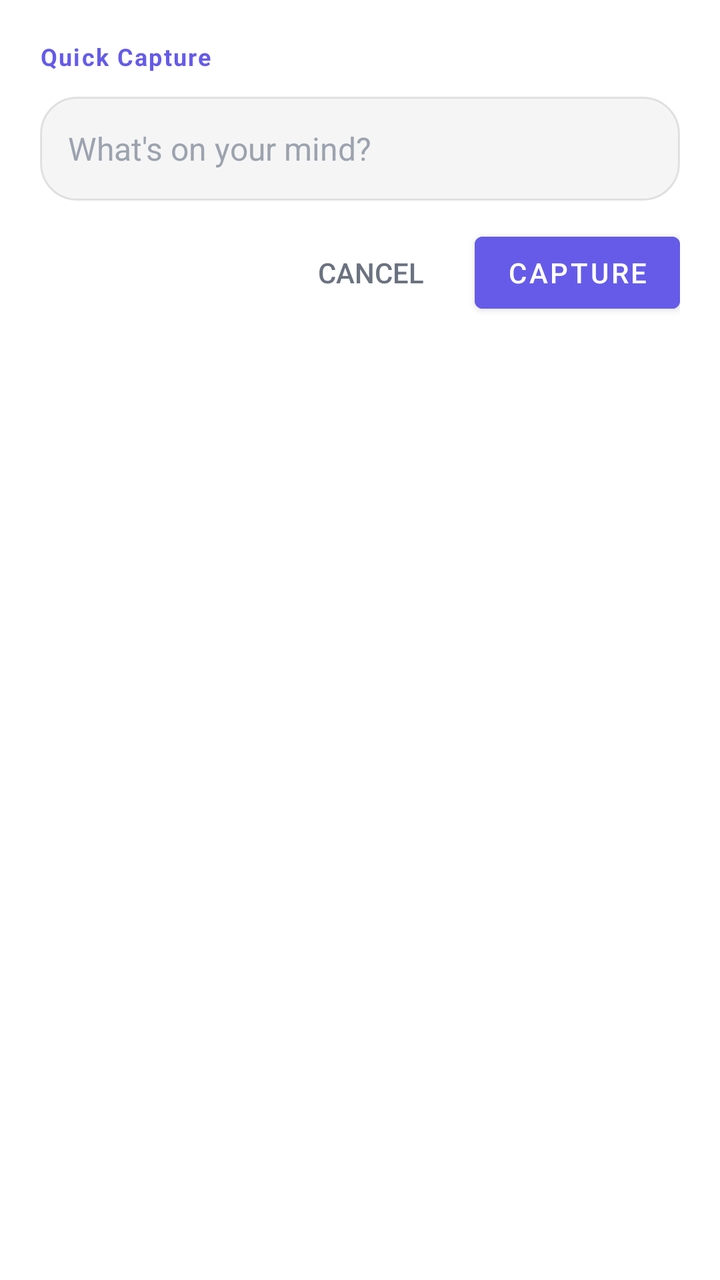
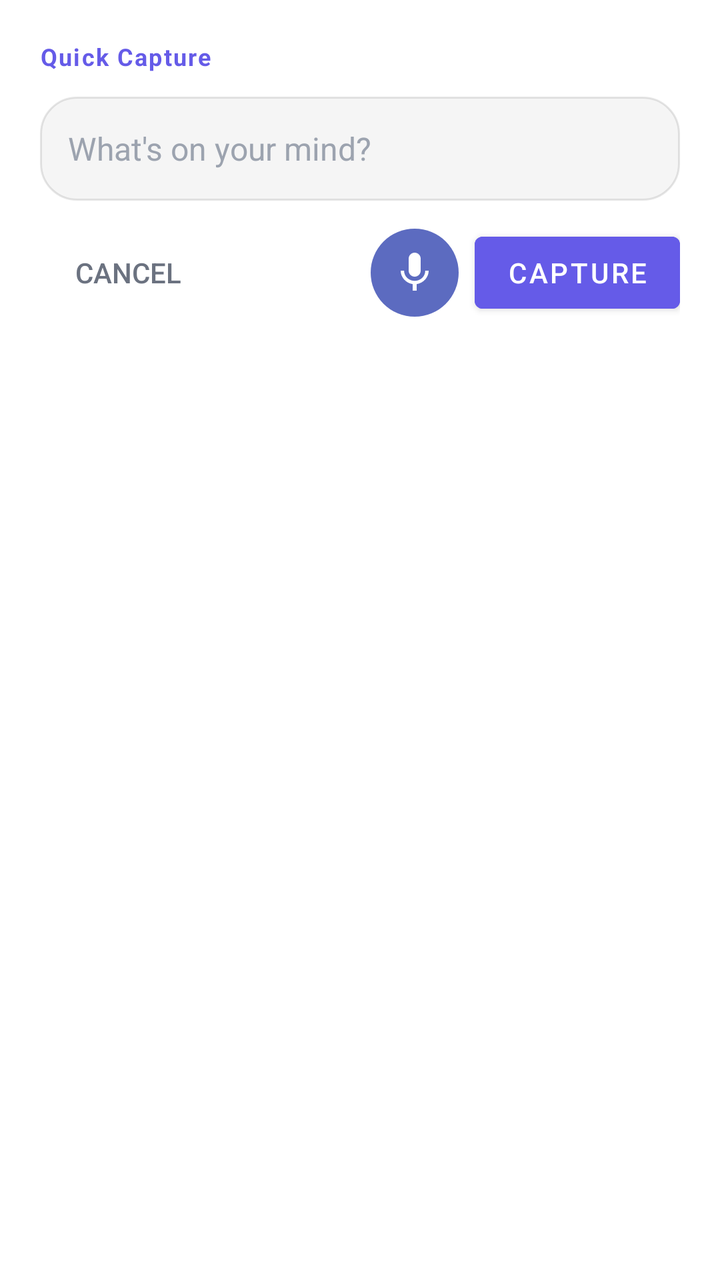

Before-and-after screenshots of an Android layout around one commit, followed by the original layout XML and the change that was made.
<!-- AndroidManifest.xml: application theme Theme.jot -->
<!-- res/layout/activity_text_capture.xml -->
<?xml version="1.0" encoding="utf-8"?>
<LinearLayout xmlns:android="http://schemas.android.com/apk/res/android"
    android:layout_width="match_parent"
    android:layout_height="wrap_content"
    android:orientation="vertical"
    android:padding="20dp"
    android:background="#FFFFFFFF">

    <TextView
        android:layout_width="wrap_content"
        android:layout_height="wrap_content"
        android:text="Quick Capture"
        android:textColor="#FF655BE8"
        android:textSize="12sp"
        android:textStyle="bold"
        android:letterSpacing="0.06"
        android:layout_marginBottom="12dp" />

    <EditText
        android:id="@+id/capture_input"
        android:layout_width="match_parent"
        android:layout_height="wrap_content"
        android:minHeight="52dp"
        android:textSize="16sp"
        android:textColor="#FF171717"
        android:hint="What's on your mind?"
        android:textColorHint="#FF9CA3AF"
        android:background="@drawable/capture_field_bg"
        android:paddingStart="14dp"
        android:paddingEnd="14dp"
        android:paddingTop="12dp"
        android:paddingBottom="12dp"
        android:inputType="textCapSentences|textMultiLine"
        android:maxLines="5"
        android:imeOptions="actionDone" />

    <LinearLayout
        android:layout_width="match_parent"
        android:layout_height="wrap_content"
        android:orientation="horizontal"
        android:gravity="end"
        android:layout_marginTop="12dp">

        <Button
            android:id="@+id/capture_cancel"
            style="?android:attr/borderlessButtonStyle"
            android:layout_width="wrap_content"
            android:layout_height="wrap_content"
            android:text="Cancel"
            android:textColor="#FF6B7280"
            android:textSize="14sp" />

        <Button
            android:id="@+id/capture_submit"
            android:layout_width="wrap_content"
            android:layout_height="wrap_content"
            android:text="Capture"
            android:backgroundTint="#FF655BE8"
            android:textColor="#FFFFFFFF"
            android:textSize="14sp"
            android:layout_marginStart="8dp" />

    </LinearLayout>

</LinearLayout>
<!-- resources referenced by this layout -->
<resources>
  <!-- drawable capture_field_bg (drawable) -->
  <?xml version="1.0" encoding="utf-8"?>
  <shape xmlns:android="http://schemas.android.com/apk/res/android"
      android:shape="rectangle">
      <solid android:color="#FFF5F5F5" />
      <corners android:radius="18dp" />
      <stroke android:width="1dp" android:color="#1A000000" />
  </shape>
  <style name="Theme.jot" parent="Theme.MaterialComponents.DayNight.NoActionBar">
          
      </style>
</resources>

<!-- the commit's change to res/layout/activity_text_capture.xml (unified diff, before → after) -->
@@ -38,7 +38,7 @@
         android:layout_width="match_parent"
         android:layout_height="wrap_content"
         android:orientation="horizontal"
-        android:gravity="end"
+        android:gravity="center_vertical"
         android:layout_marginTop="12dp">
 
         <Button
@@ -50,6 +50,22 @@
             android:textColor="#FF6B7280"
             android:textSize="14sp" />
 
+        <View
+            android:layout_width="0dp"
+            android:layout_height="0dp"
+            android:layout_weight="1" />
+
+        <ImageButton
+            android:id="@+id/capture_mic"
+            android:layout_width="44dp"
+            android:layout_height="44dp"
+            android:background="@drawable/capture_button_bg"
+            android:contentDescription="Voice input"
+            android:scaleType="center"
+            android:src="@drawable/ic_mic"
+            android:tint="#FFFFFFFF"
+            android:layout_marginEnd="8dp" />
+
         <Button
             android:id="@+id/capture_submit"
             android:layout_width="wrap_content"
@@ -57,8 +73,7 @@
             android:text="Capture"
             android:backgroundTint="#FF655BE8"
             android:textColor="#FFFFFFFF"
-            android:textSize="14sp"
-            android:layout_marginStart="8dp" />
+            android:textSize="14sp" />
 
     </LinearLayout>
 
<!-- resource entries referenced after the edit -->
@@ -1,5 +1,11 @@
 <!-- resources referenced by this layout -->
 <resources>
+  <!-- drawable capture_button_bg (drawable) -->
+  <?xml version="1.0" encoding="utf-8"?>
+  <shape xmlns:android="http://schemas.android.com/apk/res/android"
+      android:shape="oval">
+      <solid android:color="#FF5C6BC0" />
+  </shape>
   <!-- drawable capture_field_bg (drawable) -->
   <?xml version="1.0" encoding="utf-8"?>
   <shape xmlns:android="http://schemas.android.com/apk/res/android"
@@ -8,6 +14,14 @@
       <corners android:radius="18dp" />
       <stroke android:width="1dp" android:color="#1A000000" />
   </shape>
+  <!-- drawable ic_mic (drawable) -->
+  <?xml version="1.0" encoding="utf-8"?>
+  <vector xmlns:android="http://schemas.android.com/apk/res/android"
+      android:width="24dp" android:height="24dp"
+      android:viewportWidth="24" android:viewportHeight="24">
+      <path android:fillColor="#FFFFFFFF"
+          android:pathData="M12,14c1.66,0 3,-1.34 3,-3L15,5c0,-1.66 -1.34,-3 -3,-3S9,3.34 9,5l0,6c0,1.66 1.34,3 3,3zM17.3,11c0,3 -2.54,5.1 -5.3,5.1S6.7,14 6.7,11L5,11c0,3.41 2.72,6.23 6,6.72L11,21l2,0 0,-3.28c3.28,-0.49 6,-3.31 6,-6.72l-1.7,0z"/>
+  </vector>
   <style name="Theme.jot" parent="Theme.MaterialComponents.DayNight.NoActionBar">
           
       </style>
